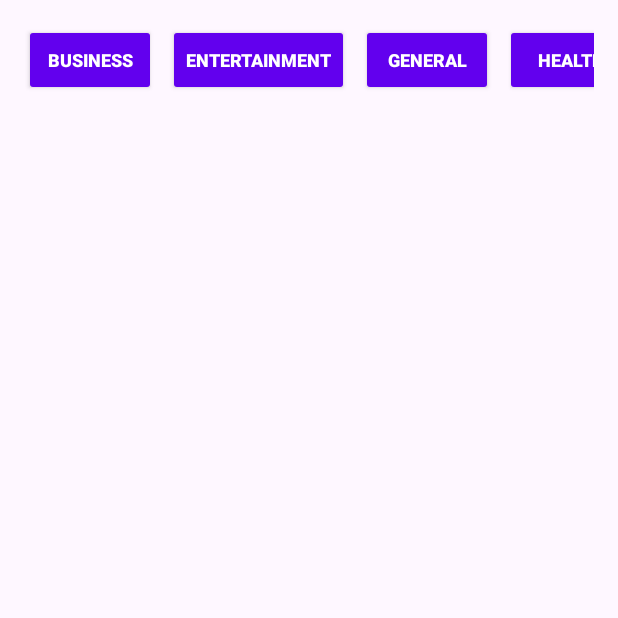
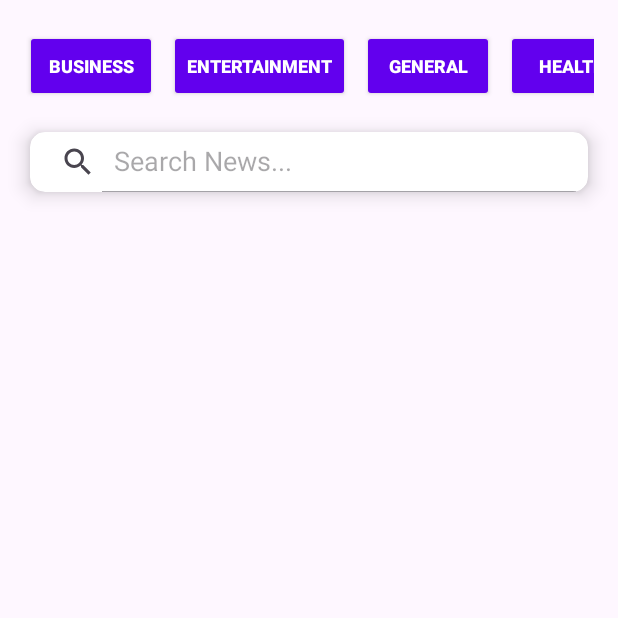
Before and after one commit to suraj-s-pal/A1-News, an Android app: the screen it shows after launch (MainActivity), on a phone screen of 412 x 824 dp, the top half of it. Run offline under Robolectric (Android 15) with nearby library versions, the phone set to English and light mode, and no system bars; pictures from the network do not load; 1 statement that could not run was skipped.

Commit message:
all intended functions implemented

```diff
--- a/app/src/main/java/com/example/a1_news/api/NewsInterface.kt
+++ b/app/src/main/java/com/example/a1_news/api/NewsInterface.kt
@@ -11,8 +11,8 @@ const val BASE_URL = "https://newsapi.org"
 //const val API_KEY = "642867dd40174823808e138684afd0ff"
 //const val API_KEY = "6400ede5a803452888f745e0bea10eef"
 //const val API_KEY = "5ce582463e364b23958a220375d49296"
-//const val API_KEY = "91ec37dff4ab40319b9033cc3b1cb7d1"
-const val API_KEY = "a7d06964bf93483e9d0499e79e20c4cd"
+const val API_KEY = "87aaa9dfa8f249d4bea20460bb802357"
+//const val API_KEY = "a7d06964bf93483e9d0499e79e20c4cd"
 
 interface NewsInterface {
     @GET("v2/top-headlines?apiKey=$API_KEY")
@@ -24,6 +24,15 @@ interface NewsInterface {
         @Query("page")
         page: Int,
     ): Call<News>
+
+
+      /*  @GET("v2/everything?&from=2024-01&sortBy=relevancy&apiKey=$API_KEY")
+        fun searchNews(
+            @Query("q") query: String,
+        ): Call<News>*/
+
+    @GET("v2/everything?sortBy=relevancy&apiKey=$API_KEY")
+    fun searchNews(@Query("q") query: String): Call<News>
 }
 
 
--- a/app/src/main/res/layout/activity_main.xml
+++ b/app/src/main/res/layout/activity_main.xml
@@ -1,6 +1,5 @@
 <?xml version="1.0" encoding="utf-8"?>
-<androidx.constraintlayout.widget.ConstraintLayout
-    xmlns:android="http://schemas.android.com/apk/res/android"
+<androidx.constraintlayout.widget.ConstraintLayout xmlns:android="http://schemas.android.com/apk/res/android"
     xmlns:app="http://schemas.android.com/apk/res-auto"
     xmlns:tools="http://schemas.android.com/tools"
     android:layout_width="match_parent"
@@ -10,13 +9,12 @@
     <!-- HorizontalScrollView to contain the buttons -->
     <HorizontalScrollView
         android:id="@+id/horizontalScrollView"
-        android:layout_width="0dp"
+        android:layout_width="379dp"
+        android:layout_marginTop="20dp"
         android:layout_height="wrap_content"
-        android:layout_margin="16dp"
         app:layout_constraintEnd_toEndOf="parent"
         app:layout_constraintStart_toStartOf="parent"
-        app:layout_constraintTop_toTopOf="parent"
-        app:layout_constraintBottom_toTopOf="@id/newsList">
+        app:layout_constraintTop_toTopOf="parent">
 
         <LinearLayout
             android:id="@+id/buttonContainer"
@@ -28,117 +26,146 @@
                 android:id="@+id/button1"
                 android:layout_width="wrap_content"
                 android:layout_height="wrap_content"
+                android:layout_marginEnd="8dp"
+                android:backgroundTint="@color/purple_500"
                 android:text="business"
+                android:textColor="@color/white"
                 android:textSize="12sp"
-                android:textStyle="bold"
-                android:textColor="@color/white"
-                android:backgroundTint="@color/purple_500"
-                android:layout_marginEnd="8dp"/>
+                android:textStyle="bold" />
 
             <androidx.appcompat.widget.AppCompatButton
                 android:id="@+id/button2"
                 android:layout_width="wrap_content"
                 android:layout_height="wrap_content"
+                android:layout_marginEnd="8dp"
+                android:backgroundTint="@color/purple_500"
                 android:text="entertainment"
+                android:textColor="@color/white"
                 android:textSize="12sp"
-                android:textStyle="bold"
-                android:textColor="@color/white"
-                android:backgroundTint="@color/purple_500"
-                android:layout_marginEnd="8dp"/>
+                android:textStyle="bold" />
 
             <androidx.appcompat.widget.AppCompatButton
                 android:id="@+id/button3"
                 android:layout_width="wrap_content"
                 android:layout_height="wrap_content"
+                android:layout_marginEnd="8dp"
+                android:backgroundTint="@color/purple_500"
                 android:text="general"
+                android:textColor="@color/white"
                 android:textSize="12sp"
-                android:textStyle="bold"
-                android:textColor="@color/white"
-                android:backgroundTint="@color/purple_500"
-                android:layout_marginEnd="8dp"/>
+                android:textStyle="bold" />
 
             <androidx.appcompat.widget.AppCompatButton
                 android:id="@+id/button4"
                 android:layout_width="wrap_content"
                 android:layout_height="wrap_content"
+                android:layout_marginEnd="8dp"
+                android:backgroundTint="@color/purple_500"
                 android:text="health"
+                android:textColor="@color/white"
                 android:textSize="12sp"
-                android:textStyle="bold"
-                android:textColor="@color/white"
-                android:backgroundTint="@color/purple_500"
-                android:layout_marginEnd="8dp"/>
+                android:textStyle="bold" />
 
             <androidx.appcompat.widget.AppCompatButton
                 android:id="@+id/button5"
                 android:layout_width="wrap_content"
                 android:layout_height="wrap_content"
+                android:layout_marginEnd="8dp"
+                android:backgroundTint="@color/purple_500"
                 android:text="science"
+                android:textColor="@color/white"
                 android:textSize="12sp"
-                android:textStyle="bold"
-                android:textColor="@color/white"
-                android:backgroundTint="@color/purple_500"
-                android:layout_marginEnd="8dp"/>
+                android:textStyle="bold" />
 
             <androidx.appcompat.widget.AppCompatButton
                 android:id="@+id/button6"
                 android:layout_width="wrap_content"
                 android:layout_height="wrap_content"
+                android:layout_marginEnd="8dp"
+                android:backgroundTint="@color/purple_500"
                 android:text="sports"
+                android:textColor="@color/white"
                 android:textSize="12sp"
-                android:textStyle="bold"
-                android:textColor="@color/white"
-                android:layout_marginEnd="8dp"
-                android:backgroundTint="@color/purple_500"/>
+                android:textStyle="bold" />
 
             <androidx.appcompat.widget.AppCompatButton
                 android:id="@+id/button7"
                 android:layout_width="wrap_content"
                 android:layout_height="wrap_content"
+                android:layout_marginEnd="8dp"
+                android:backgroundTint="@color/purple_500"
                 android:text="technology"
+                android:textColor="@color/white"
                 android:textSize="12sp"
-                android:textStyle="bold"
-                android:textColor="@color/white"
-                android:backgroundTint="@color/purple_500"
-                android:layout_marginEnd="8dp"/>
+                android:textStyle="bold" />
 
         </LinearLayout>
     </HorizontalScrollView>
 
+
     <androidx.recyclerview.widget.RecyclerView
         android:id="@+id/newsList"
-        android:layout_width="0dp"
-        android:layout_height="0dp"
+        android:layout_width="match_parent"
+        android:layout_height="wrap_content"
+        android:layout_marginTop="18dp"
         android:padding="6dp"
         app:layout_constraintBottom_toBottomOf="parent"
         app:layout_constraintEnd_toEndOf="parent"
+        app:layout_constraintHorizontal_bias="0.0"
         app:layout_constraintStart_toStartOf="parent"
-        app:layout_constraintTop_toBottomOf="@+id/horizontalScrollView"
+        app:layout_constraintTop_toBottomOf="@+id/linearProgressBar"
+        app:layout_constraintVertical_bias="0.0"
         tools:listitem="@layout/item_layout" />
 
     <ProgressBar
         android:id="@+id/pgBarMain"
-        android:visibility="invisible"
         style="?android:attr/progressBarStyle"
         android:layout_width="wrap_content"
         android:layout_height="wrap_content"
-        android:layout_marginBottom="48dp"
-        app:layout_constraintBottom_toBottomOf="@+id/newsList"
+        android:layout_marginBottom="40dp"
+        android:visibility="invisible"
+        app:layout_constraintBottom_toBottomOf="parent"
         app:layout_constraintEnd_toEndOf="parent"
         app:layout_constraintHorizontal_bias="0.498"
         app:layout_constraintStart_toStartOf="parent" />
 
     <com.google.android.material.progressindicator.LinearProgressIndicator
         android:id="@+id/linearProgressBar"
-        android:layout_width="match_parent"
-        android:layout_height="wrap_content"
-        android:layout_marginTop="76dp"
-        android:layout_marginStart="15dp"
-        android:layout_marginEnd="15dp"
+        android:layout_width="410dp"
+        android:layout_height="8dp"
+        android:layout_marginTop="20dp"
         android:indeterminate="true"
-        app:trackCornerRadius="20dp"
         app:layout_constraintEnd_toEndOf="parent"
         app:layout_constraintHorizontal_bias="0.0"
         app:layout_constraintStart_toStartOf="parent"
-        app:layout_constraintTop_toTopOf="parent" />
+        app:layout_constraintTop_toBottomOf="@+id/cardView"
+        app:trackCornerRadius="20dp" />
+
+    <androidx.cardview.widget.CardView
+        android:id="@+id/cardView"
+        android:layout_width="match_parent"
+        android:layout_height="wrap_content"
+        android:layout_margin="20dp"
+        app:cardElevation="8dp"
+        app:cardCornerRadius="10dp"
+        app:layout_constraintEnd_toEndOf="parent"
+        app:layout_constraintStart_toStartOf="parent"
+        app:layout_constraintTop_toBottomOf="@+id/horizontalScrollView">
+
+        <LinearLayout
+            android:layout_width="match_parent"
+            android:layout_height="wrap_content"
+            android:orientation="vertical">
+
+            <androidx.appcompat.widget.SearchView
+                android:id="@+id/searchView"
+                android:layout_width="match_parent"
+                android:layout_height="40dp"
+                app:defaultQueryHint="Search News..."
+                app:iconifiedByDefault="false" />
+        </LinearLayout>
+
+
+    </androidx.cardview.widget.CardView>
 
 </androidx.constraintlayout.widget.ConstraintLayout>
```
Also changed, not shown: app/src/main/java/com/example/a1_news/ui/MainActivity.kt (+101 -47 lines).
